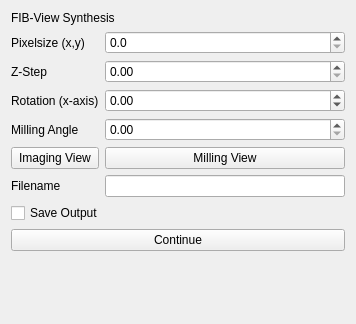
First picture: the form in tdct/ui/qt/tdct_fib_view_synthesis.ui, repository patrickcleeve2/3DCT, before the edit.
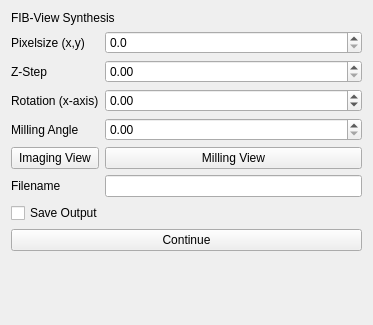
Second picture: the form after the edit.

Diff of the .ui file:
```diff
--- a/tdct/ui/qt/tdct_fib_view_synthesis.ui
+++ b/tdct/ui/qt/tdct_fib_view_synthesis.ui
@@ -6,8 +6,8 @@
    <rect>
     <x>0</x>
     <y>0</y>
-    <width>356</width>
-    <height>324</height>
+    <width>373</width>
+    <height>325</height>
    </rect>
   </property>
   <property name="windowTitle">
```
